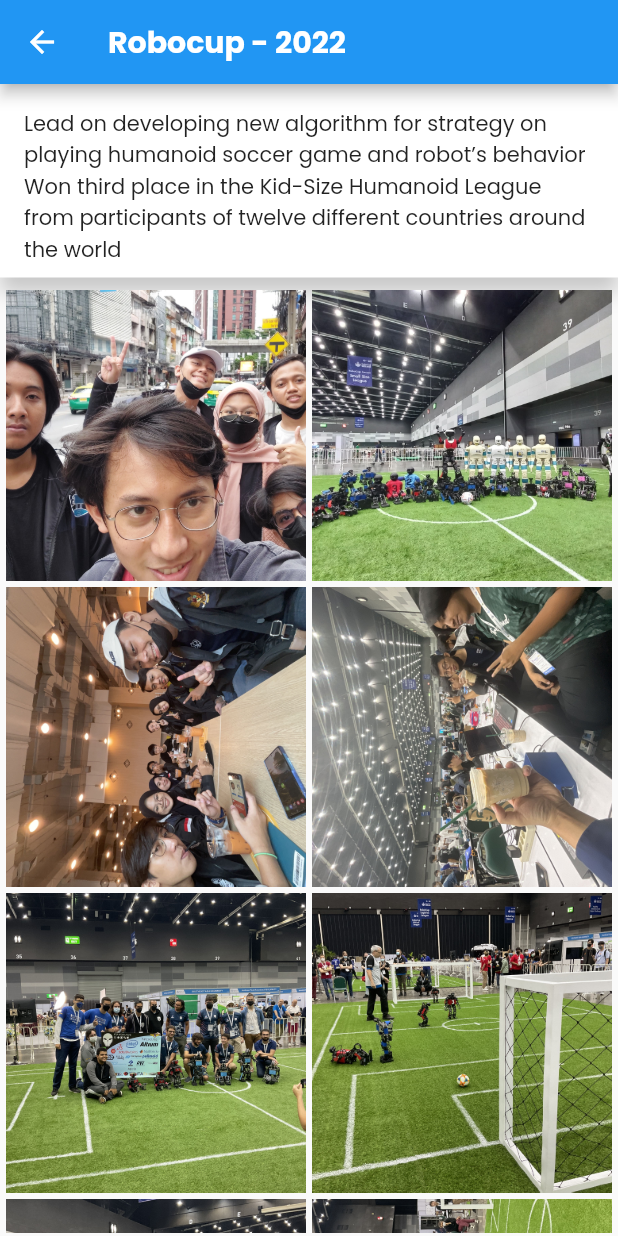
After one commit to maroqijalil/my-portfolio-app, a Flutter app: the screen it shows after launch, after a tap on the "favorite outline" icon, after a tap on "Experienced Software Engineer with a dem", after a tap on "Robocup", on a phone screen of 412 x 824 dp. The commit adds this screen. Run offline on Flutter 3.47's test engine with Material 2 defaults, Android fonts, the phone set to English and light mode, and no system bars; our stand-ins replace font_awesome_flutter, google_fonts; statements that could not run were skipped.

Commit message:
feat: add competition screen

```diff
--- a/lib/main.dart
+++ b/lib/main.dart
@@ -1,6 +1,6 @@
 import 'package:flutter/material.dart';
 import 'package:google_fonts/google_fonts.dart';
-import 'package:my_portofolio/modules/profile/presentation/screens/profile.dart';
+import 'package:my_portofolio/modules/profile/presentation/screens/profile_screen.dart';
 
 void main() {
   runApp(const MyApp());
--- a/lib/modules/profile/domain/model/competition.dart
+++ b/lib/modules/profile/domain/model/competition.dart
@@ -1,10 +1,12 @@
 class Competition {
   final String title;
+  final String desc;
   final DateTime date;
   final List<String> imageSources;
 
   Competition({
     required this.title,
+    required this.desc,
     required this.date,
     required this.imageSources,
   });
--- a/lib/modules/profile/presentation/components/competitions_section_component.dart
+++ b/lib/modules/profile/presentation/components/competitions_section_component.dart
@@ -2,11 +2,13 @@ import 'package:flutter/material.dart';
 import 'package:my_portofolio/modules/common/components/horizontal_image_item_component.dart';
 import 'package:my_portofolio/modules/common/components/section_component.dart';
 import 'package:my_portofolio/modules/profile/domain/model/competition.dart';
+import 'package:my_portofolio/modules/profile/presentation/screens/competition_screen.dart';
 
 class CompetitionsSectionComponent extends StatelessWidget {
   static var competitions = <Competition>[
     Competition(
       title: "Robocup",
+      desc: "Lead on developing new algorithm for strategy on playing humanoid soccer game and robot’s behavior Won third place in the Kid-Size Humanoid League from participants of twelve different countries around the world",
       date: DateTime.parse('2022-07-12'),
       imageSources: [
         "assets/imgs/robocup/22/1.jpg",
@@ -22,6 +24,7 @@ class CompetitionsSectionComponent extends StatelessWidget {
     ),
     Competition(
       title: "Kontes Robot Indonesia",
+      desc: "Developed robot’s behavior algorithm for every category Won first place awards in all categories (Lomba lari, Lomba Menggiring Bola, and Lomba Kerjasama Robot) in Regional Round Won awards in all categories (3rd Place in Lomba Lari, 2nd Place in Lomba Menggiring Bola, and 2nd Place in Lomba Kerjasama Robot) in National Round.",
       date: DateTime.parse('2022-07-01'),
       imageSources: [
         "assets/imgs/kri/22/1.jpg",
@@ -38,6 +41,7 @@ class CompetitionsSectionComponent extends StatelessWidget {
     ),
     Competition(
       title: "Fira Robo World Cup",
+      desc: "Developed robot’s behavior algorithm and became robot handler in some categories. Won 9 awards from various categories (1st Place in Weightlifting Adul-tsize, 1st Place in Sprint Adul-tsize, 1st Place in Basketball Adult-size, 2nd Place in All-Round Adult-size, 1st Place in Sprint Kidsize, 2nd Place in Sprint Kid-size, 2nd Place in Weightlifting Kid-size, 3rd Place in Basketball Kid-size, and 2nd Place in All-Round Kid-size)",
       date: DateTime.parse('2021-12-10'),
       imageSources: [
         "assets/imgs/fira/1.jpg",
@@ -47,6 +51,7 @@ class CompetitionsSectionComponent extends StatelessWidget {
     ),
     Competition(
       title: "Kontes Robot Indonesia",
+      desc: "Developed robot’s behavior algorithm for every category Won first place awards in all categories (Lomba lari, Lomba Menggiring Bola, and Lomba Kerjasama Robot) in Regional Round Won awards in all categories (3rd Place in Lomba Lari, 2nd Place in Lomba Menggiring Bola, and 2nd Place in Lomba Kerjasama Robot) in National Round.",
       date: DateTime.parse('2021-09-12'),
       imageSources: [
         "assets/imgs/kri/21/1.jpeg",
@@ -66,6 +71,7 @@ class CompetitionsSectionComponent extends StatelessWidget {
     ),
     Competition(
       title: "Robocup",
+      desc: "Lead on developing new algorithm for strategy on playing humanoid soccer game and robot’s behavior Won third place in the Kid-Size Humanoid League from participants of twelve different countries around the world",
       date: DateTime.parse('2021-06-24'),
       imageSources: [
         "assets/imgs/robocup/21/1.jpeg",
@@ -84,13 +90,25 @@ class CompetitionsSectionComponent extends StatelessWidget {
         height: 100,
         child: ListView(
           scrollDirection: Axis.horizontal,
-          children: competitions
-              .map((competition) => HorizontalImageItemComponent(
-                    title: competition.title,
-                    desc: "Tahun ${competition.date.year.toString()}",
-                    imageSource: competition.imageSources[0],
-                  ))
-              .toList(),
+          children: competitions.map((competition) {
+            return InkWell(
+              onTap: () {
+                Navigator.push(
+                  context,
+                  MaterialPageRoute(
+                    builder: (context) {
+                      return CompetitionScreen(competition: competition);
+                    },
+                  ),
+                );
+              },
+              child: HorizontalImageItemComponent(
+                title: competition.title,
+                desc: "Tahun ${competition.date.year.toString()}",
+                imageSource: competition.imageSources[0],
+              ),
+            );
+          }).toList(),
         ),
       ),
     );
--- /dev/null
+++ b/lib/modules/profile/presentation/screens/competition_screen.dart
@@ -0,0 +1,73 @@
+import 'package:flutter/material.dart';
+
+import '../../domain/model/competition.dart';
+
+class CompetitionScreen extends StatelessWidget {
+  final Competition competition;
+
+  const CompetitionScreen({
+    Key? key,
+    required this.competition,
+  }) : super(key: key);
+
+  @override
+  Widget build(BuildContext context) {
+    return Scaffold(
+      appBar: AppBar(
+        title: Text(
+          "${competition.title} - ${competition.date.year}",
+          style: TextStyle(
+            fontWeight: FontWeight.w700,
+          ),
+        ),
+      ),
+      body: SafeArea(
+        child: Column(
+          crossAxisAlignment: CrossAxisAlignment.stretch,
+          children: [
+            Container(
+              padding: EdgeInsets.only(left: 16, right: 16, top: 16, bottom: 8),
+              child: Text(competition.desc),
+              decoration: BoxDecoration(
+                color: Colors.white,
+                boxShadow: [
+                  BoxShadow(
+                    color: Colors.black.withOpacity(0.2),
+                    offset: Offset(0, 10),
+                    blurRadius: 10,
+                  )
+                ],
+              ),
+            ),
+            Expanded(
+              child: Container(
+                padding: EdgeInsets.only(top: 0, right: 2, left: 2, bottom: 2),
+                child: GridView.count(
+                  crossAxisCount: 2,
+                  children:
+                      competition.imageSources.asMap().entries.map((image) {
+                    return Padding(
+                      padding: (image.key >= 2)
+                          ? EdgeInsets.all(2)
+                          : EdgeInsets.only(
+                              top: 8,
+                              right: 2,
+                              left: 2,
+                              bottom: 2,
+                            ),
+                      child: Image.asset(
+                        image.value,
+                        height: 100,
+                        fit: BoxFit.fitHeight,
+                      ),
+                    );
+                  }).toList(),
+                ),
+              ),
+            ),
+          ],
+        ),
+      ),
+    );
+  }
+}
--- a/lib/modules/profile/presentation/screens/profile.dart
+++ b/lib/modules/profile/presentation/screens/profile_screen.dart
@@ -54,7 +54,7 @@ class _ProfileScreenState extends State<ProfileScreen> {
               ],
             ),
           ),
-        )
+        ),
       ),
     );
   }
```
